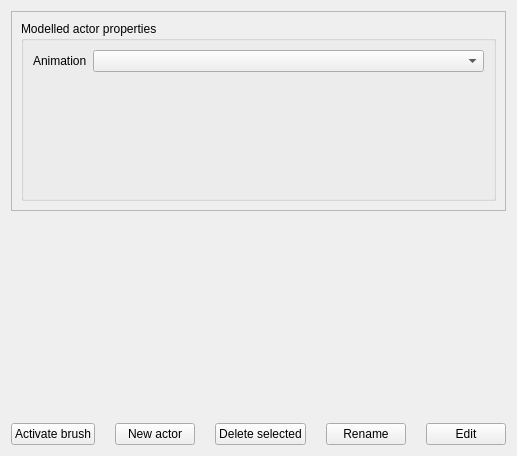
Before: the Qt Designer form src/wte/ui/ActorEditTool.ui in spiricn/Wt, drawn with Qt 5.
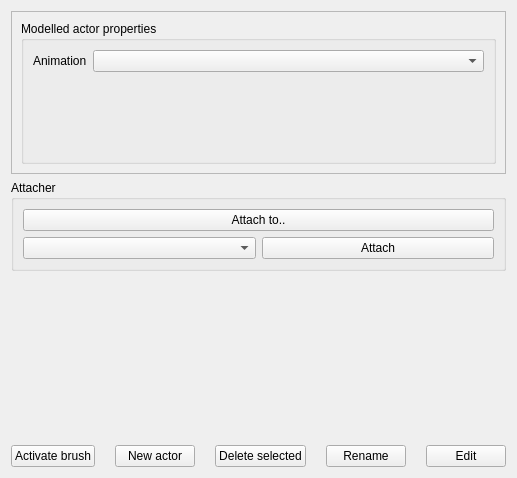
After: the same form once the commit is applied. Custom widgets are drawn as their Qt base class.

Commit message: Model class refactored, ScopedLock added.

What changed in the file:
```diff
--- a/src/wte/ui/ActorEditTool.ui
+++ b/src/wte/ui/ActorEditTool.ui
@@ -6,8 +6,8 @@
    <rect>
     <x>0</x>
     <y>0</y>
-    <width>485</width>
-    <height>456</height>
+    <width>497</width>
+    <height>478</height>
    </rect>
   </property>
   <property name="windowTitle">
@@ -176,6 +176,32 @@
      </widget>
     </widget>
    </item>
+   <item>
+    <widget class="QGroupBox" name="groupBox_3">
+     <property name="title">
+      <string>Attacher</string>
+     </property>
+     <layout class="QGridLayout" name="gridLayout_4">
+      <item row="1" column="1">
+       <widget class="QPushButton" name="pushButton_7">
+        <property name="text">
+         <string>Attach</string>
+        </property>
+       </widget>
+      </item>
+      <item row="1" column="0">
+       <widget class="QComboBox" name="attachBone"/>
+      </item>
+      <item row="0" column="0" colspan="2">
+       <widget class="QPushButton" name="pushButton_2">
+        <property name="text">
+         <string>Attach to..</string>
+        </property>
+       </widget>
+      </item>
+     </layout>
+    </widget>
+   </item>
    <item>
     <widget class="TransformEdit" name="transform" native="true">
      <property name="sizePolicy">
```
Left out of the diff: 63 changed lines with no effect on the pictures. The commit also changes 42 other files.
